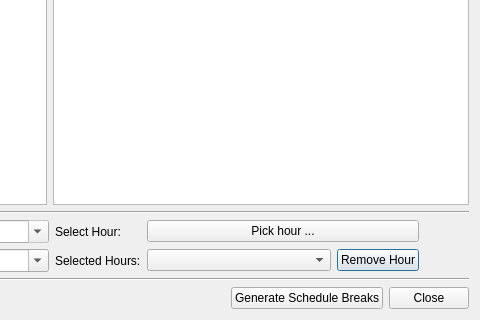
pgathogo/raven, file rave/Traffik/breakcreateform.ui: the form before one commit; both pictures show x 220 to 700 and y 135 to 455 of the 700 by 455 pixel window.
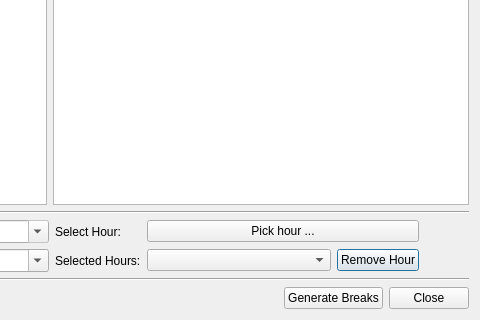
The form after the commit.

Commit message: Traffik: Add break fill method

What changed in the file:
```diff
--- a/rave/Traffik/breakcreateform.ui
+++ b/rave/Traffik/breakcreateform.ui
@@ -220,7 +220,7 @@
      <item>
       <widget class="QPushButton" name="btnCreate">
        <property name="text">
-        <string>Generate Schedule Breaks</string>
+        <string>Generate Breaks</string>
        </property>
       </widget>
      </item>
```
The commit also changes 28 other files.
